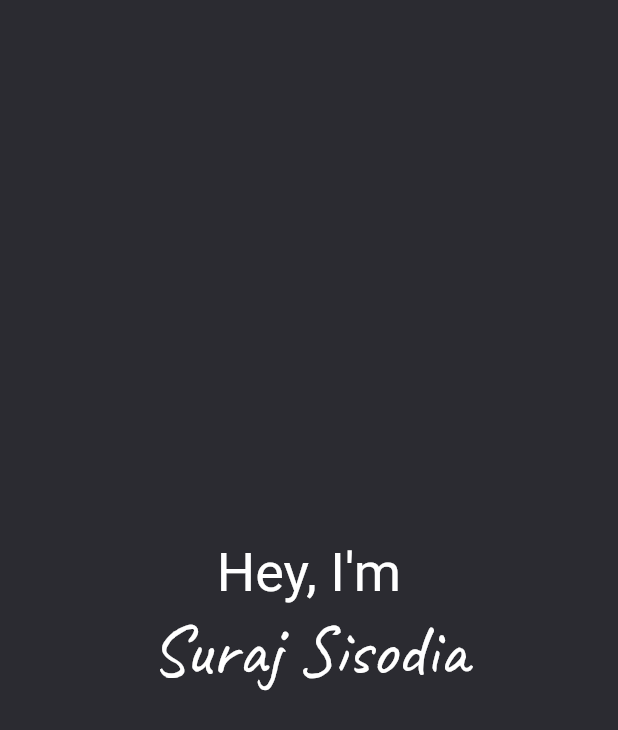
After one commit to surajsisodia/Portfolio, a Flutter app: the screen it shows after launch, on a phone screen of 412 x 824 dp. The commit adds this screen. Shown: the top 730 px of the screen. Run offline on Flutter 3.47's test engine with Material 2 defaults, Android fonts, the phone set to English and light mode, and no system bars; our stand-ins replace animated_background, animated_text_kit; missing offline and left inert: dart:html; Roboto replaces fonts that are missing (Caveat).

Commit message:
New Design

```diff
--- /dev/null
+++ b/lib/home.dart
@@ -0,0 +1,45 @@
+import 'package:flutter/material.dart';
+import 'package:my_portfolio/utils/colors.dart';
+
+class Home extends StatefulWidget {
+  const Home({Key? key}) : super(key: key);
+
+  @override
+  _HomeState createState() => _HomeState();
+}
+
+class _HomeState extends State<Home> {
+  @override
+  Widget build(BuildContext context) {
+    return Scaffold(
+      body: PageView(
+        children: [
+          Container(
+            color: darkColor,
+            child: Center(
+              child: Column(
+                mainAxisAlignment: MainAxisAlignment.center,
+                children: [
+                  Text(
+                    "Hey, I'm",
+                    style: TextStyle(
+                        fontFamily: "Caveat",
+                        color: Colors.white,
+                        fontSize: 36),
+                  ),
+                  Text(
+                    "Suraj Sisodia",
+                    style: TextStyle(
+                        fontFamily: 'Poppins',
+                        color: Colors.white,
+                        fontSize: 48),
+                  )
+                ],
+              ),
+            ),
+          )
+        ],
+      ),
+    );
+  }
+}
--- a/lib/main.dart
+++ b/lib/main.dart
@@ -1,4 +1,5 @@
 import 'package:flutter/material.dart';
+import 'package:my_portfolio/home.dart';
 import 'package:my_portfolio/home_page.dart';
 
 void main() {
@@ -15,7 +16,8 @@ class MyApp extends StatelessWidget {
         theme: ThemeData(
           primarySwatch: Colors.blue,
         ),
-      home: HomePage(),
+        home: Home()
+        //HomePage(),
         );
   }
 }
--- /dev/null
+++ b/lib/utils/colors.dart
@@ -0,0 +1,3 @@
+import 'package:flutter/widgets.dart';
+
+const darkColor = Color(0xff2B2B31);
--- a/pubspec.yaml
+++ b/pubspec.yaml
@@ -58,5 +58,8 @@ flutter:
     - family: Poppins
       fonts:
         - asset: assets/fonts/Poppins-Medium.ttf
+    - family : Caveat
+      fonts:
+        - asset: assets/fonts/Caveat-Regular.ttf
   # For details regarding fonts from package dependencies,
   # see https://flutter.dev/custom-fonts/#from-packages
```
Also changed, not shown: lib/home_page.dart (+59 -20 lines), assets/fonts/Caveat-Regular.ttf (added), 1 other file. Lines whose indentation alone changed are shown as unchanged.
